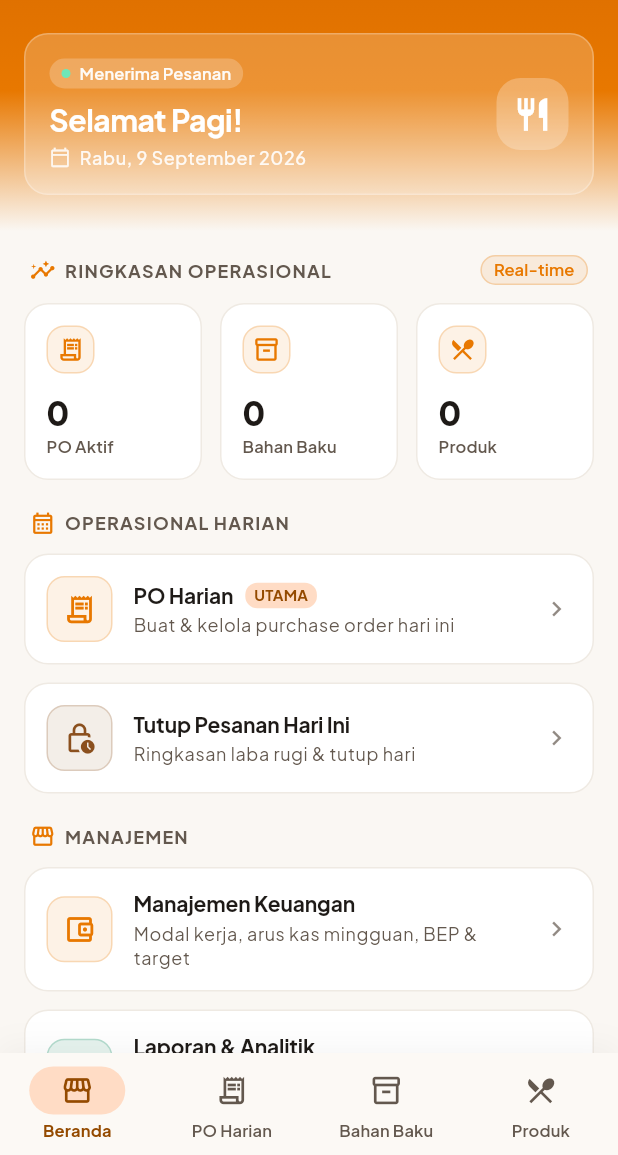
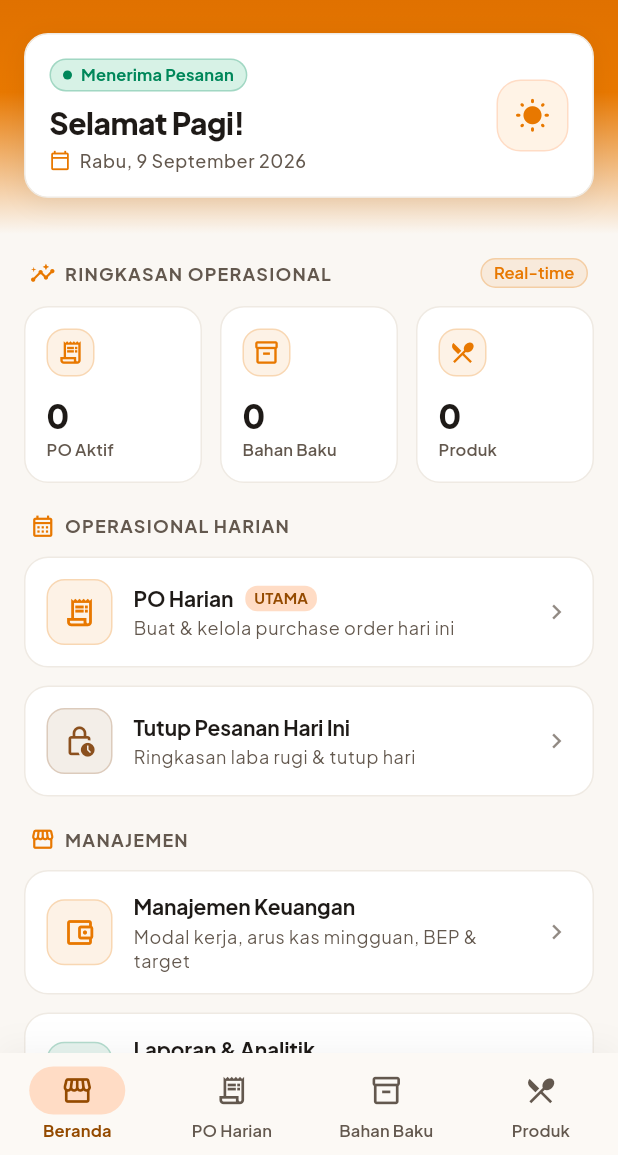
Before and after one commit to erlaaaand/pos-apps, a Flutter app: the screen it shows after launch, on a phone screen of 412 x 824 dp, the part 81-1236 px from its top. Run offline on Flutter 3.47's test engine with Material 3 defaults, Android fonts, the phone set to English and light mode, and no system bars; our stand-ins replace csv, drift, drift_flutter, file_picker, flutter_riverpod, go_router and 1 more; missing offline and left inert: excel, sqlite3; accounts and stored records are empty; generated files the repository leaves out were written again.

Commit message:
feat(home): perbarui tampilan kartu sapaan dan logika waktu sapaan beranda

```diff
--- a/lib/features/home/presentation/home_screen.dart
+++ b/lib/features/home/presentation/home_screen.dart
@@ -269,13 +269,22 @@ class _HeroCard extends StatelessWidget {
   @override
   Widget build(BuildContext context) {
     final theme = Theme.of(context);
+    final greetingText = _greeting(now.hour);
+    final iconData = _greetingIcon(now.hour);
 
     return Container(
       padding: const EdgeInsets.all(AppSpacing.md),
       decoration: BoxDecoration(
-        color: Colors.white.withValues(alpha: 0.20),
+        color: theme.colorScheme.surfaceContainerLowest,
         borderRadius: AppRadius.lgRadius,
-        border: Border.all(color: Colors.white.withValues(alpha: 0.25)),
+        border: Border.all(color: theme.colorScheme.outlineVariant),
+        boxShadow: [
+          BoxShadow(
+            color: Colors.black.withValues(alpha: 0.06),
+            blurRadius: 14,
+            offset: const Offset(0, 4),
+          ),
+        ],
       ),
       child: Row(
         children: [
@@ -287,18 +296,19 @@ class _HeroCard extends StatelessWidget {
                 _StatusPill(isDayClosed: isDayClosed),
                 const SizedBox(height: AppSpacing.sm),
                 Text(
-                  _greeting(now.hour),
+                  greetingText,
                   style: theme.textTheme.titleLarge?.copyWith(
-                    color: Colors.white,
+                    color: AppColors.textPrimary,
+                    fontWeight: FontWeight.w800,
                   ),
                 ),
                 const SizedBox(height: AppSpacing.xs),
                 Row(
                   children: [
-                    Icon(
+                    const Icon(
                       Icons.calendar_today_outlined,
                       size: 14,
-                      color: Colors.white.withValues(alpha: 0.85),
+                      color: AppColors.primary,
                     ),
                     const SizedBox(width: 6),
                     Flexible(
@@ -306,7 +316,7 @@ class _HeroCard extends StatelessWidget {
                         DateFormat('EEEE, d MMMM yyyy', 'id_ID').format(now),
                         overflow: TextOverflow.ellipsis,
                         style: theme.textTheme.bodySmall?.copyWith(
-                          color: Colors.white.withValues(alpha: 0.9),
+                          color: AppColors.textSecondary,
                           fontWeight: FontWeight.w500,
                         ),
                       ),
@@ -321,10 +331,11 @@ class _HeroCard extends StatelessWidget {
             width: 48,
             height: 48,
             decoration: BoxDecoration(
-              color: Colors.white.withValues(alpha: 0.25),
+              color: AppColors.primaryLight,
               borderRadius: AppRadius.lgRadius,
+              border: Border.all(color: AppColors.primaryContainer),
             ),
-            child: const Icon(Icons.restaurant, size: 26, color: Colors.white),
+            child: Icon(iconData, size: 24, color: AppColors.primary),
           ),
         ],
       ),
@@ -332,10 +343,27 @@ class _HeroCard extends StatelessWidget {
   }
 
   String _greeting(int hour) {
-    if (hour < 11) return 'Selamat Pagi!';
-    if (hour < 15) return 'Selamat Siang!';
-    if (hour < 18) return 'Selamat Sore!';
-    return 'Selamat Malam!';
+    if (hour >= 5 && hour < 11) {
+      return 'Selamat Pagi!';
+    } else if (hour >= 11 && hour < 15) {
+      return 'Selamat Siang!';
+    } else if (hour >= 15 && hour < 18) {
+      return 'Selamat Sore!';
+    } else {
+      return 'Selamat Malam!';
+    }
+  }
+
+  IconData _greetingIcon(int hour) {
+    if (hour >= 5 && hour < 11) {
+      return Icons.wb_sunny_rounded;
+    } else if (hour >= 11 && hour < 15) {
+      return Icons.wb_sunny_rounded;
+    } else if (hour >= 15 && hour < 18) {
+      return Icons.wb_twilight_rounded;
+    } else {
+      return Icons.nightlight_round;
+    }
   }
 }
 
@@ -348,14 +376,32 @@ class _StatusPill extends StatelessWidget {
 
   @override
   Widget build(BuildContext context) {
+    final theme = Theme.of(context);
+    final isClosed = isDayClosed;
+
+    final bgColor = isClosed
+        ? AppColors.surfaceSubtle
+        : AppColors.successContainer;
+    final fgColor = isClosed
+        ? AppColors.textSecondary
+        : AppColors.success;
+    final dotColor = isClosed
+        ? AppColors.outline
+        : AppColors.success;
+
     return Container(
       padding: const EdgeInsets.symmetric(
         horizontal: AppSpacing.sm,
         vertical: 3,
       ),
       decoration: BoxDecoration(
-        color: Colors.white.withValues(alpha: 0.22),
+        color: bgColor,
         borderRadius: AppRadius.pillRadius,
+        border: Border.all(
+          color: isClosed
+              ? theme.colorScheme.outlineVariant
+              : AppColors.success.withValues(alpha: 0.25),
+        ),
       ),
       child: Row(
         mainAxisSize: MainAxisSize.min,
@@ -365,17 +411,15 @@ class _StatusPill extends StatelessWidget {
             height: 6,
             decoration: BoxDecoration(
               shape: BoxShape.circle,
-              color: isDayClosed
-                  ? Colors.white.withValues(alpha: 0.7)
-                  : const Color(0xFF6EE7B7),
+              color: dotColor,
             ),
           ),
           const SizedBox(width: 6),
           Text(
-            isDayClosed ? 'Pesanan Hari Ini Ditutup' : 'Menerima Pesanan',
-            style: Theme.of(context).textTheme.labelSmall?.copyWith(
-              color: Colors.white.withValues(alpha: 0.95),
-              fontWeight: FontWeight.w600,
+            isClosed ? 'Pesanan Hari Ini Ditutup' : 'Menerima Pesanan',
+            style: theme.textTheme.labelSmall?.copyWith(
+              color: fgColor,
+              fontWeight: FontWeight.w700,
             ),
           ),
         ],
```
